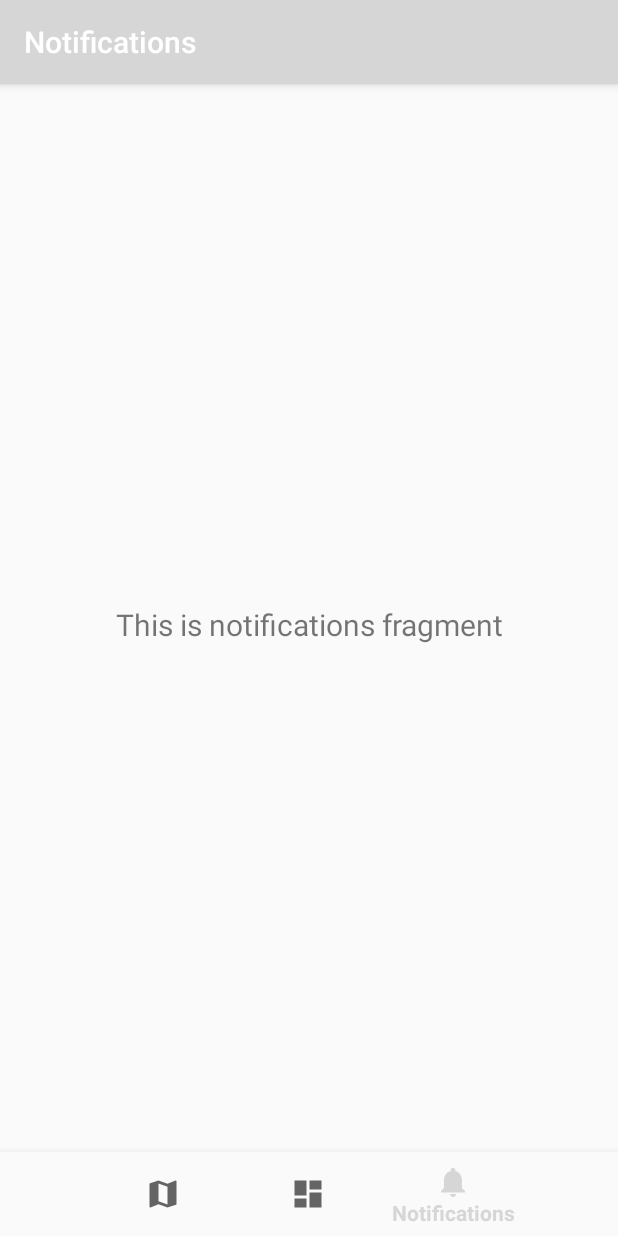
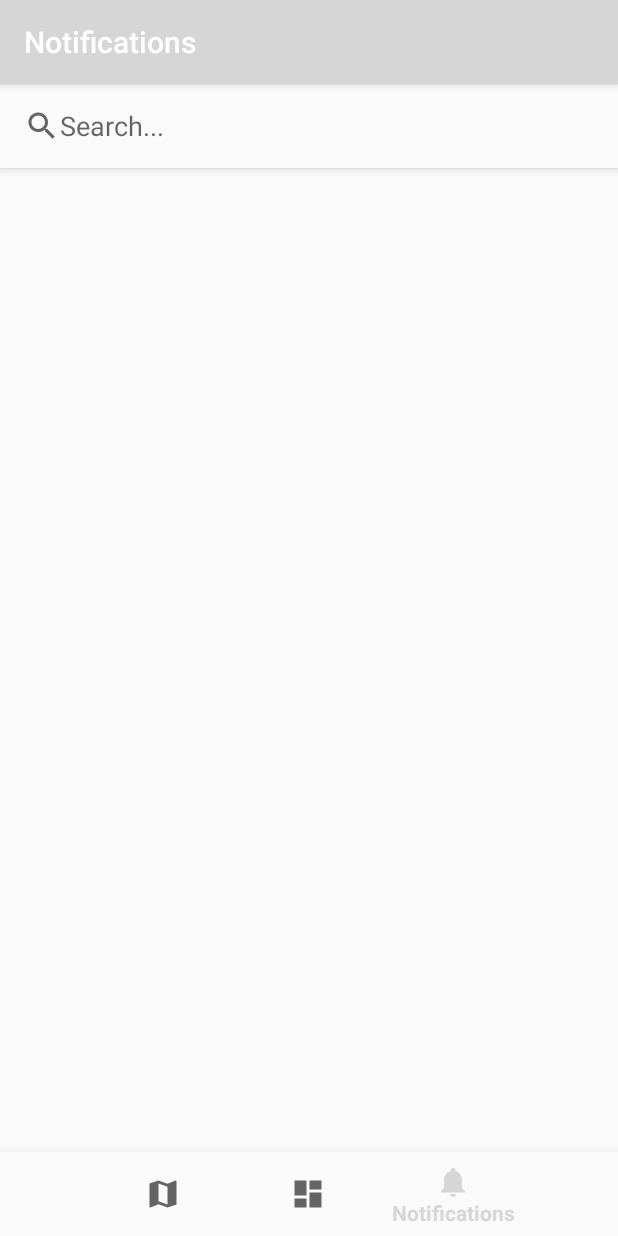
Before and after one commit to fabiom95/PregettoPSSS_Travelgram, an Android app: the screen it shows after launch (MainActivity), item 3 of the bottom bar chosen, on a phone screen of 412 x 824 dp. Run offline under Robolectric (Android 15) with nearby library versions, the phone set to English and light mode, and no system bars; libraries missing offline, so code that uses them is left out: com.google.maps.android; 2 statements that could not run were skipped.

Commit message:
minor changes

```diff
--- a/code/Travelgram/app/src/main/java/com/psss/travelgram/model/entity/Traveler.java
+++ b/code/Travelgram/app/src/main/java/com/psss/travelgram/model/entity/Traveler.java
@@ -6,6 +6,7 @@ import java.util.Observer;
 
 public class Traveler extends Observable {
 
+    //Qui ci metto tutti i private
     private ArrayList<String> visited_countries;
 
     //TODO: eventualmente rimuovere singleton e observer
--- a/code/Travelgram/app/src/main/java/com/psss/travelgram/view/fragment/NotificationsFragment.java
+++ b/code/Travelgram/app/src/main/java/com/psss/travelgram/view/fragment/NotificationsFragment.java
@@ -23,7 +23,7 @@ public class NotificationsFragment extends Fragment {
                              ViewGroup container, Bundle savedInstanceState) {
 
         notificationsViewModel = new ViewModelProvider(this).get(NotificationsViewModel.class);
-        View root = inflater.inflate(R.layout.fragment_notifications, container, false);
+        View root = inflater.inflate(R.layout.fragment_search, container, false);
 
         final TextView textView = root.findViewById(R.id.text_notifications);
 
--- /dev/null
+++ b/code/Travelgram/app/src/main/java/com/psss/travelgram/view/fragment/SearchFragment.java
@@ -0,0 +1,4 @@
+package com.psss.travelgram.view.fragment;
+
+public class SearchFragment {
+}
--- /dev/null
+++ b/code/Travelgram/app/src/main/res/drawable/ic_search.xml
@@ -0,0 +1,10 @@
+<vector xmlns:android="http://schemas.android.com/apk/res/android"
+    android:width="24dp"
+    android:height="24dp"
+    android:viewportWidth="24"
+    android:viewportHeight="24"
+    android:tint="?attr/colorControlNormal">
+  <path
+      android:fillColor="@android:color/white"
+      android:pathData="M15.5,14h-0.79l-0.28,-0.27C15.41,12.59 16,11.11 16,9.5 16,5.91 13.09,3 9.5,3S3,5.91 3,9.5 5.91,16 9.5,16c1.61,0 3.09,-0.59 4.23,-1.57l0.27,0.28v0.79l5,4.99L20.49,19l-4.99,-5zM9.5,14C7.01,14 5,11.99 5,9.5S7.01,5 9.5,5 14,7.01 14,9.5 11.99,14 9.5,14z"/>
+</vector>
--- a/code/Travelgram/app/src/main/res/layout/fragment_notifications.xml
+++ /dev/null
@@ -1,23 +0,0 @@
-<?xml version="1.0" encoding="utf-8"?>
-<androidx.constraintlayout.widget.ConstraintLayout xmlns:android="http://schemas.android.com/apk/res/android"
-    xmlns:app="http://schemas.android.com/apk/res-auto"
-    xmlns:tools="http://schemas.android.com/tools"
-    android:layout_width="match_parent"
-    android:layout_height="match_parent"
-    tools:context="com.psss.travelgram.view.fragment.NotificationsFragment">
-
-    <TextView
-        android:id="@+id/text_notifications"
-        android:layout_width="match_parent"
-        android:layout_height="wrap_content"
-        android:layout_marginStart="8dp"
-        android:layout_marginTop="8dp"
-        android:layout_marginEnd="8dp"
-        android:textAlignment="center"
-        android:textSize="20sp"
-        app:layout_constraintBottom_toBottomOf="parent"
-        app:layout_constraintEnd_toEndOf="parent"
-        app:layout_constraintStart_toStartOf="parent"
-        app:layout_constraintTop_toTopOf="parent" />
-
-</androidx.constraintlayout.widget.ConstraintLayout>
--- /dev/null
+++ b/code/Travelgram/app/src/main/res/layout/fragment_search.xml
@@ -0,0 +1,37 @@
+<?xml version="1.0" encoding="utf-8"?>
+
+<RelativeLayout xmlns:android="http://schemas.android.com/apk/res/android"
+xmlns:tools="http://schemas.android.com/tools"
+android:layout_width="match_parent"
+android:layout_height="match_parent"
+tools:context="com.psss.travelgram.view.fragment.SearchFragment">
+
+    <com.google.android.material.appbar.AppBarLayout
+        android:layout_width="match_parent"
+        android:layout_height="wrap_content"
+        android:id="@+id/bar"
+        android:background="?android:attr/windowBackground">
+
+        <androidx.appcompat.widget.Toolbar
+            android:layout_width="match_parent"
+            android:layout_height="wrap_content"
+            android:background="?android:attr/windowBackground"
+            android:id="@+id/toolbar">
+
+            <ImageView
+                android:layout_width="wrap_content"
+                android:layout_height="wrap_content"
+                android:src="@drawable/ic_search"/>
+
+            <EditText
+                android:layout_width="match_parent"
+                android:layout_height="wrap_content"
+                android:background="@android:color/transparent"
+                android:layout_marginLeft="10dp"
+                android:id="@+id/search_bar"
+                android:hint="Search..."
+                android:layout_marginStart="10dp" />
+
+        </androidx.appcompat.widget.Toolbar>
+    </com.google.android.material.appbar.AppBarLayout>
+</RelativeLayout>
```
Also changed, not shown: code/Travelgram/app/src/main/java/com/psss/travelgram/view/activity/InsertMemoryActivity.java (line endings or trailing spaces).
